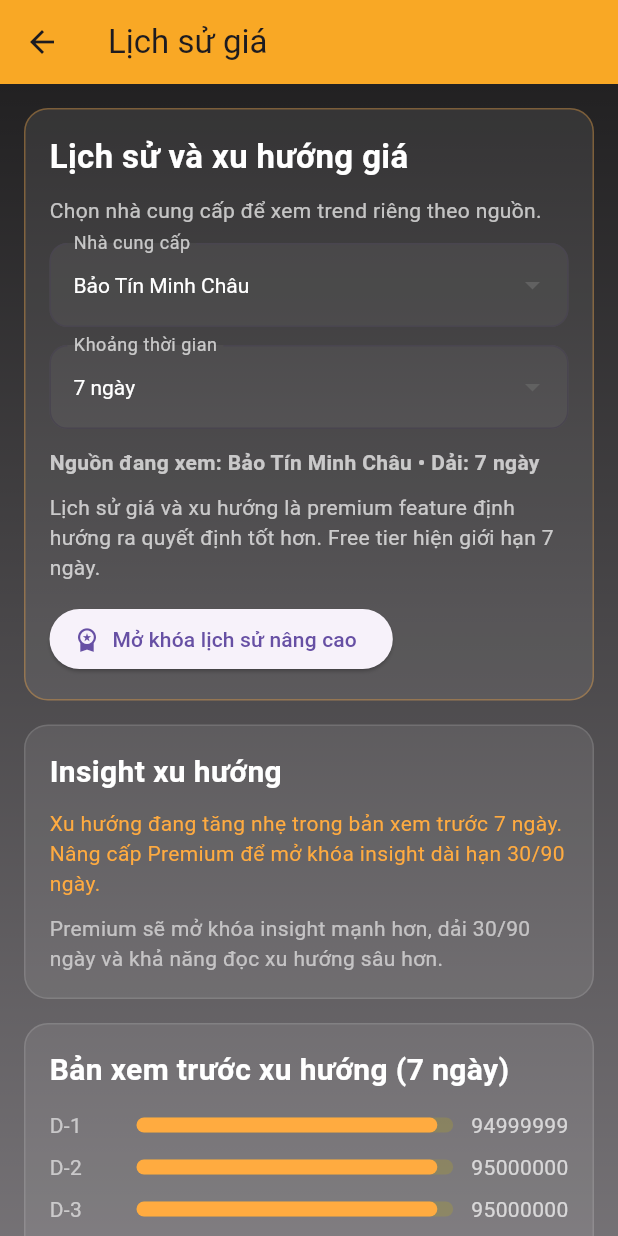
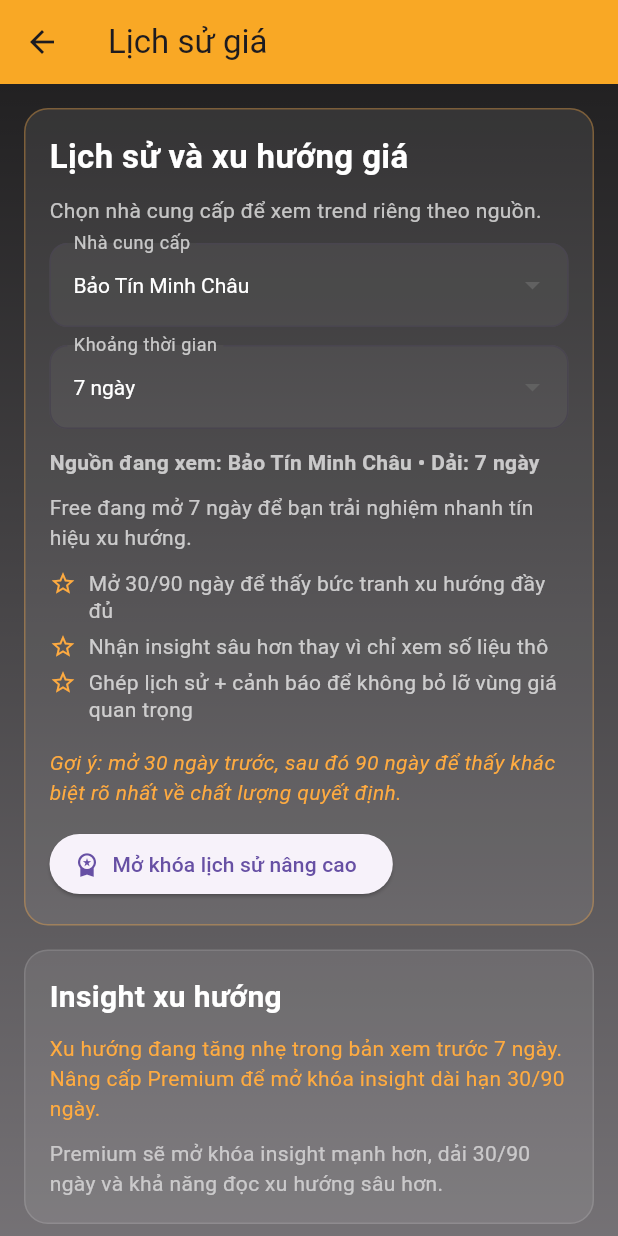
Before and after one commit to PhongPhan98/gold_price_app, a Flutter app: the screen it shows after launch, after a tap on "Xem lịch sử giá", on a phone screen of 412 x 824 dp. Run offline on Flutter 3.47's test engine with Material 3 defaults, Android fonts, the phone set to English and light mode, and no system bars; our stand-ins replace shared_preferences; network calls fail.

Commit message:
Improve history premium CTA and retention copy

```diff
--- a/lib/features/history/presentation/history_screen.dart
+++ b/lib/features/history/presentation/history_screen.dart
@@ -6,6 +6,7 @@ import '../../premium/presentation/premium_paywall_screen.dart';
 import '../../premium/services/premium_state_controller.dart';
 import '../models/history_range.dart';
 import '../models/price_history_point.dart';
+import '../utils/history_premium_copy.dart';
 import '../utils/history_provider_utils.dart';
 import '../utils/history_sample_generator.dart';
 import '../utils/history_trend_utils.dart';
@@ -84,6 +85,16 @@ class _HistoryScreenState extends State<HistoryScreen> {
     );
     final insight = HistoryTrendUtils.buildTrendInsight(
       sampleHistory,
+      isPremium: _premiumStatus.isPremium,
+    );
+    final rangeValueMessage = HistoryPremiumCopy.buildRangeValueMessage(
+      range: _selectedRange,
+      isPremium: _premiumStatus.isPremium,
+    );
+    final valueBullets = HistoryPremiumCopy.buildValueBullets(
+      isPremium: _premiumStatus.isPremium,
+    );
+    final retentionPrompt = HistoryPremiumCopy.buildRetentionPrompt(
       isPremium: _premiumStatus.isPremium,
     );
 
@@ -194,10 +205,46 @@ class _HistoryScreenState extends State<HistoryScreen> {
                   ),
                   const SizedBox(height: 10),
                   Text(
-                    _premiumStatus.isPremium
-                        ? 'Bạn đang mở khóa nền tảng lịch sử giá. Đây là lợi thế mạnh để theo dõi biến động theo từng nguồn và từng khung thời gian.'
-                        : 'Lịch sử giá và xu hướng là premium feature định hướng ra quyết định tốt hơn. Free tier hiện giới hạn 7 ngày.',
+                    rangeValueMessage,
                     style: const TextStyle(color: Colors.white70, height: 1.4),
+                  ),
+                  const SizedBox(height: 12),
+                  ...valueBullets.map((bullet) {
+                    return Padding(
+                      padding: const EdgeInsets.only(bottom: 6),
+                      child: Row(
+                        crossAxisAlignment: CrossAxisAlignment.start,
+                        children: [
+                          Icon(
+                            _premiumStatus.isPremium
+                                ? Icons.check_circle_outline
+                                : Icons.star_outline,
+                            size: 18,
+                            color: _premiumStatus.isPremium
+                                ? Colors.greenAccent
+                                : Colors.orangeAccent,
+                          ),
+                          const SizedBox(width: 8),
+                          Expanded(
+                            child: Text(
+                              bullet,
+                              style: const TextStyle(color: Colors.white70, height: 1.3),
+                            ),
+                          ),
+                        ],
+                      ),
+                    );
+                  }),
+                  const SizedBox(height: 10),
+                  Text(
+                    retentionPrompt,
+                    style: TextStyle(
+                      color: _premiumStatus.isPremium
+                          ? Colors.greenAccent
+                          : Colors.orangeAccent,
+                      fontStyle: FontStyle.italic,
+                      height: 1.4,
+                    ),
                   ),
                   const SizedBox(height: 14),
                   ElevatedButton.icon(
--- /dev/null
+++ b/lib/features/history/utils/history_premium_copy.dart
@@ -0,0 +1,51 @@
+import '../models/history_range.dart';
+
+class HistoryPremiumCopy {
+  static String buildRangeValueMessage({
+    required HistoryRange range,
+    required bool isPremium,
+  }) {
+    if (isPremium) {
+      switch (range) {
+        case HistoryRange.sevenDays:
+          return '7 ngày: theo dõi biến động ngắn hạn để canh điểm vào/ra nhanh.';
+        case HistoryRange.thirtyDays:
+          return '30 ngày: thấy rõ nhịp trung hạn và vùng giá quan trọng để tối ưu quyết định.';
+        case HistoryRange.ninetyDays:
+          return '90 ngày: góc nhìn dài hơn giúp quản trị vị thế và tâm lý tốt hơn.';
+      }
+    }
+
+    switch (range) {
+      case HistoryRange.sevenDays:
+        return 'Free đang mở 7 ngày để bạn trải nghiệm nhanh tín hiệu xu hướng.';
+      case HistoryRange.thirtyDays:
+        return '30 ngày là bản Premium: mở khóa để xem xu hướng trung hạn rõ hơn.';
+      case HistoryRange.ninetyDays:
+        return '90 ngày là bản Premium: mở khóa để tránh quyết định theo nhiễu ngắn hạn.';
+    }
+  }
+
+  static List<String> buildValueBullets({required bool isPremium}) {
+    if (isPremium) {
+      return const [
+        'So sánh nhịp biến động theo từng nguồn giá',
+        'Theo dõi xu hướng 7/30/90 ngày trong cùng một luồng',
+        'Kết hợp insight + cảnh báo để hành động có kỷ luật',
+      ];
+    }
+
+    return const [
+      'Mở 30/90 ngày để thấy bức tranh xu hướng đầy đủ',
+      'Nhận insight sâu hơn thay vì chỉ xem số liệu thô',
+      'Ghép lịch sử + cảnh báo để không bỏ lỡ vùng giá quan trọng',
+    ];
+  }
+
+  static String buildRetentionPrompt({required bool isPremium}) {
+    if (isPremium) {
+      return 'Gợi ý hôm nay: kiểm tra nhanh 30 ngày rồi đối chiếu 90 ngày trước khi ra quyết định lớn.';
+    }
+    return 'Gợi ý: mở 30 ngày trước, sau đó 90 ngày để thấy khác biệt rõ nhất về chất lượng quyết định.';
+  }
+}
```
Also changed, not shown: 1 other file.
